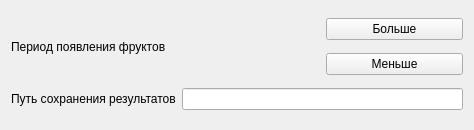
Before: the Qt Designer form settingsmenu.ui in Yakovlev0309/fruit_catching_game, drawn with Qt 5.
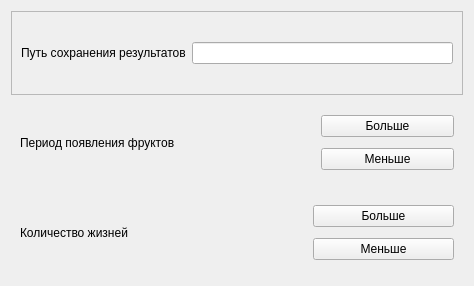
After: the same form once the commit is applied.

```diff
--- a/settingsmenu.ui
+++ b/settingsmenu.ui
@@ -7,49 +7,101 @@
     <x>0</x>
     <y>0</y>
     <width>474</width>
-    <height>130</height>
+    <height>286</height>
    </rect>
   </property>
   <property name="windowTitle">
    <string>Form</string>
   </property>
   <layout class="QGridLayout" name="gridLayout">
-   <item row="0" column="3">
-    <widget class="QPushButton" name="fruit_generation_period_up_button">
+   <item row="2" column="0" colspan="2">
+    <widget class="QWidget" name="widget_2" native="true">
+     <layout class="QGridLayout" name="gridLayout_3">
+      <item row="0" column="1" rowspan="2">
+       <widget class="QLabel" name="heart_count_label">
+        <property name="text">
+         <string/>
+        </property>
+       </widget>
+      </item>
+      <item row="0" column="2">
+       <widget class="QPushButton" name="heart_count_up_button">
      <property name="text">
       <string>Больше</string>
      </property>
     </widget>
    </item>
+      <item row="1" column="2">
+       <widget class="QPushButton" name="heart_count_down_button">
+        <property name="text">
+         <string>Меньше</string>
+        </property>
+       </widget>
+      </item>
    <item row="0" column="0" rowspan="2">
+       <widget class="QLabel" name="heart_count_text_label">
+        <property name="text">
+         <string>Количество жизней</string>
+        </property>
+       </widget>
+      </item>
+     </layout>
+    </widget>
+   </item>
+   <item row="1" column="0" colspan="2">
+    <widget class="QWidget" name="widget" native="true">
+     <layout class="QGridLayout" name="gridLayout_2">
+      <item row="1" column="2">
+       <widget class="QPushButton" name="fruit_generation_period_up_button">
+        <property name="text">
+         <string>Больше</string>
+        </property>
+       </widget>
+      </item>
+      <item row="1" column="0" rowspan="2">
     <widget class="QLabel" name="fruit_generation_period_text_label">
      <property name="text">
       <string>Период появления фруктов</string>
      </property>
     </widget>
    </item>
-   <item row="0" column="2" rowspan="2">
-    <widget class="QLabel" name="fruit_generation_period_label">
-     <property name="text">
-      <string/>
-     </property>
-    </widget>
-   </item>
-   <item row="1" column="3">
+      <item row="2" column="2">
     <widget class="QPushButton" name="fruit_generation_period_down_button">
      <property name="text">
       <string>Меньше</string>
      </property>
     </widget>
    </item>
-   <item row="2" column="2" colspan="2">
-    <widget class="QLineEdit" name="results_path_edit"/>
-   </item>
-   <item row="2" column="0">
+      <item row="1" column="1" rowspan="2">
+       <widget class="QLabel" name="fruit_generation_period_label">
+        <property name="text">
+         <string/>
+        </property>
+       </widget>
+      </item>
+     </layout>
+    </widget>
+   </item>
+   <item row="0" column="0" colspan="2">
+    <widget class="QFrame" name="frame">
+     <property name="frameShape">
+      <enum>QFrame::StyledPanel</enum>
+     </property>
+     <property name="frameShadow">
+      <enum>QFrame::Raised</enum>
+     </property>
+     <layout class="QGridLayout" name="gridLayout_4">
+      <item row="0" column="0">
     <widget class="QLabel" name="results_path_text_label">
      <property name="text">
       <string>Путь сохранения результатов</string>
      </property>
+       </widget>
+      </item>
+      <item row="0" column="1">
+       <widget class="QLineEdit" name="results_path_edit"/>
+      </item>
+     </layout>
     </widget>
    </item>
   </layout>
```
Lines whose indentation alone changed are shown as unchanged.
